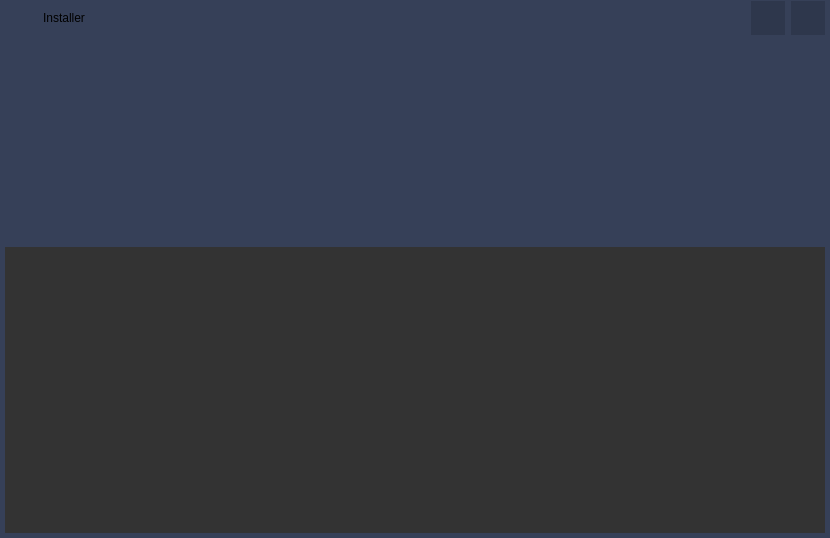
Before: the Qt Designer form ui/mainwindow.ui in Covalia/standalone-deployer, drawn with Qt 5.
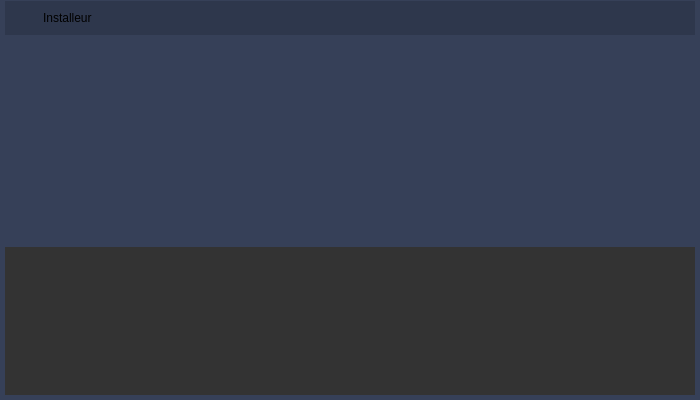
After: the same form once the commit is applied. Icons and pictures are not drawn.

Commit message: Ajout des modifications tout juste revert, sauf les marges.

The edit to the form file:
```diff
--- a/ui/mainwindow.ui
+++ b/ui/mainwindow.ui
@@ -6,8 +6,8 @@
    <rect>
     <x>0</x>
     <y>0</y>
-    <width>830</width>
-    <height>538</height>
+    <width>700</width>
+    <height>400</height>
    </rect>
   </property>
   <property name="windowTitle">
@@ -35,7 +35,7 @@
       <item>
        <widget class="QWidget" name="titleWidget" native="true">
         <property name="styleSheet">
-         <string notr="true"/>
+         <string notr="true">background: rgb(46, 55, 76);</string>
         </property>
         <layout class="QHBoxLayout" name="horizontalLayout_4">
          <property name="leftMargin">
@@ -94,7 +94,7 @@
 font-size: 17px;\n	font-weight: plain;</string>
              </property>
              <property name="text">
-              <string>Installer</string>
+              <string>Installeur</string>
              </property>
             </widget>
            </item>
```
